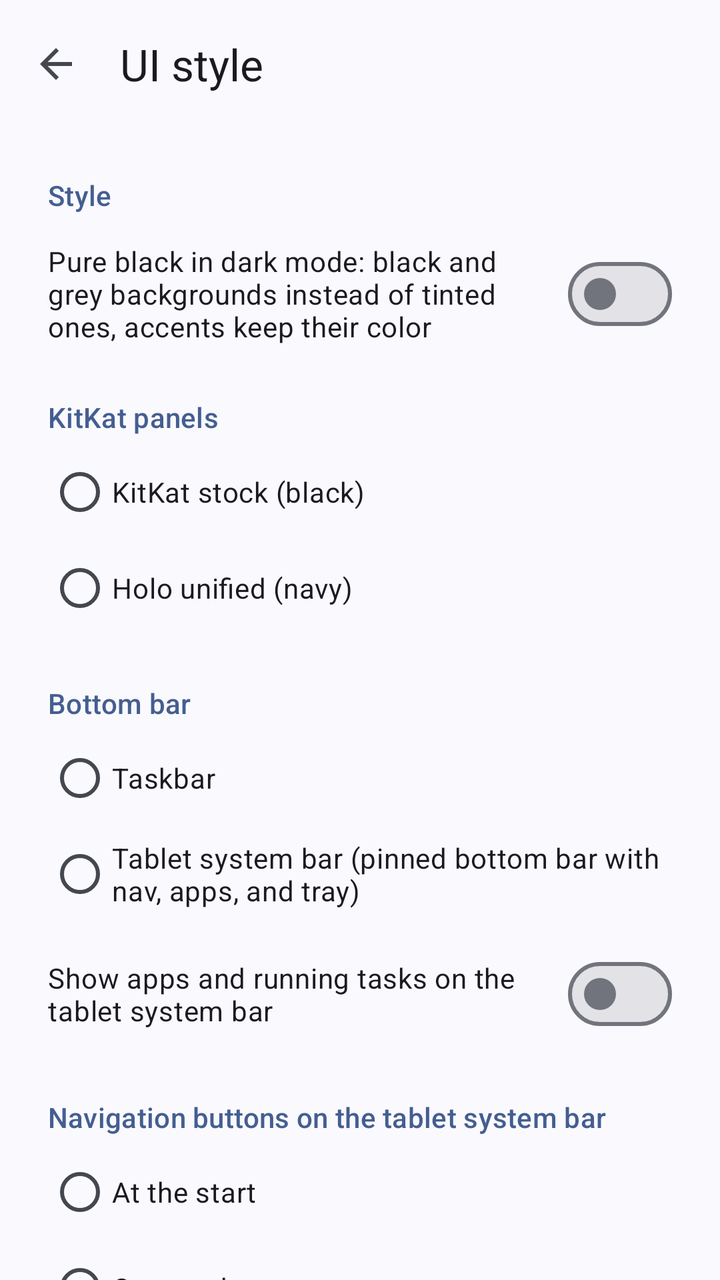
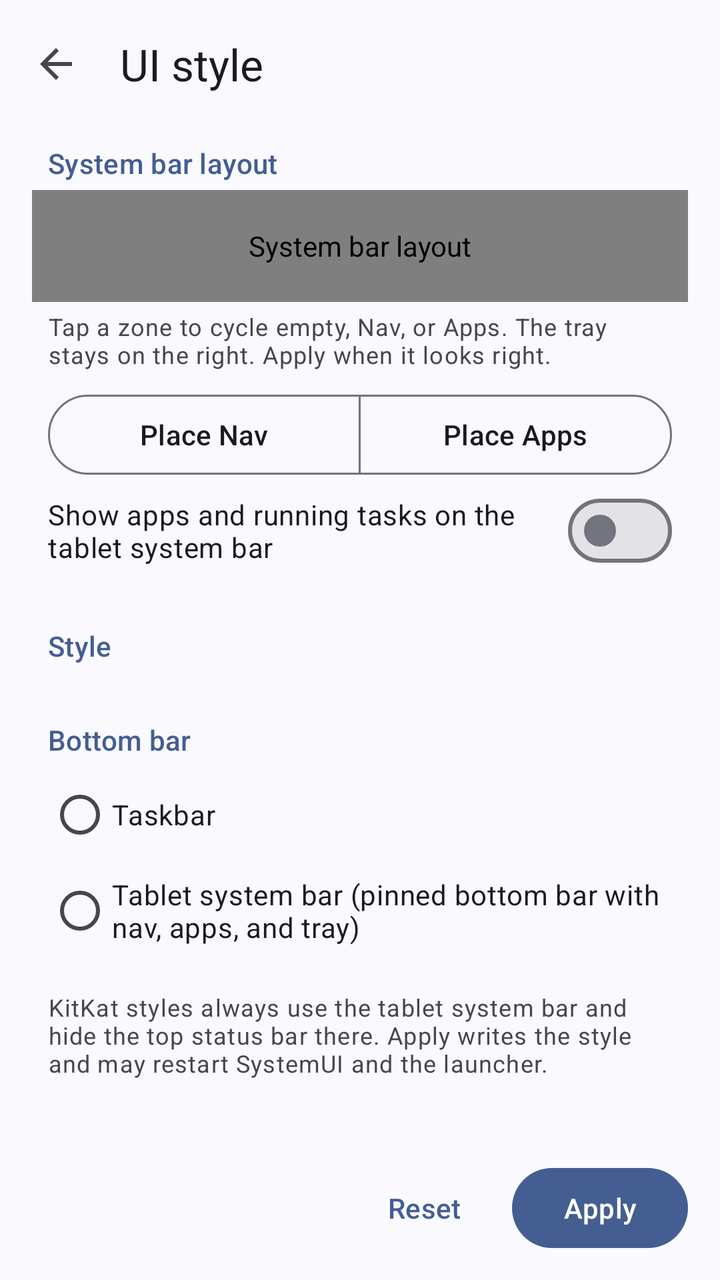

Compare the two renders of this Android layout. The source of the first and the diff that turns it into the second are given below.
<!-- AndroidManifest.xml: application theme Theme.RetroStyle -->
<!-- res/layout/activity_style.xml -->
<?xml version="1.0" encoding="utf-8"?>
<LinearLayout xmlns:android="http://schemas.android.com/apk/res/android"
    xmlns:app="http://schemas.android.com/apk/res-auto"
    android:layout_width="match_parent"
    android:layout_height="match_parent"
    android:fitsSystemWindows="true"
    android:orientation="vertical">

    <com.google.android.material.appbar.MaterialToolbar
        android:id="@+id/toolbar"
        android:layout_width="match_parent"
        android:layout_height="?attr/actionBarSize"
        app:navigationContentDescription="@string/navigate_up"
        app:navigationIcon="@drawable/ic_arrow_back"
        app:title="@string/app_name" />

    <androidx.core.widget.NestedScrollView
        android:layout_width="match_parent"
        android:layout_height="match_parent">

        <LinearLayout
            android:layout_width="match_parent"
            android:layout_height="wrap_content"
            android:orientation="vertical"
            android:paddingHorizontal="24dp"
            android:paddingBottom="24dp">

            <TextView
                style="@style/RetroStyle.Section"
                android:text="@string/section_style" />

            
            <RadioGroup
                android:id="@+id/style_group"
                android:layout_width="match_parent"
                android:layout_height="wrap_content" />

            
            <com.google.android.material.materialswitch.MaterialSwitch
                android:id="@+id/black_theme"
                android:layout_width="match_parent"
                android:layout_height="wrap_content"
                android:layout_marginTop="8dp"
                android:minHeight="56dp"
                android:text="@string/black_theme" />

            <TextView
                android:id="@+id/variant_section"
                style="@style/RetroStyle.Section"
                android:text="@string/section_variant" />

            <RadioGroup
                android:id="@+id/variant_group"
                android:layout_width="match_parent"
                android:layout_height="wrap_content">

                <com.google.android.material.radiobutton.MaterialRadioButton
                    android:id="@+id/variant_kitkat_stock"
                    style="@style/RetroStyle.Choice"
                    android:text="@string/variant_kitkat_stock" />

                <com.google.android.material.radiobutton.MaterialRadioButton
                    android:id="@+id/variant_holo_unified"
                    style="@style/RetroStyle.Choice"
                    android:text="@string/variant_holo_unified" />
            </RadioGroup>

            <TextView
                style="@style/RetroStyle.Section"
                android:text="@string/section_layout" />

            <RadioGroup
                android:id="@+id/layout_group"
                android:layout_width="match_parent"
                android:layout_height="wrap_content">

                <com.google.android.material.radiobutton.MaterialRadioButton
                    android:id="@+id/layout_stock"
                    style="@style/RetroStyle.Choice"
                    android:text="@string/layout_stock" />

                <com.google.android.material.radiobutton.MaterialRadioButton
                    android:id="@+id/layout_system_bar"
                    style="@style/RetroStyle.Choice"
                    android:text="@string/layout_system_bar" />
            </RadioGroup>

            <com.google.android.material.materialswitch.MaterialSwitch
                android:id="@+id/bar_apps"
                android:layout_width="match_parent"
                android:layout_height="wrap_content"
                android:layout_marginTop="8dp"
                android:minHeight="56dp"
                android:text="@string/bar_apps" />

            <TextView
                style="@style/RetroStyle.Section"
                android:text="@string/section_nav_gravity" />

            <RadioGroup
                android:id="@+id/nav_gravity_group"
                android:layout_width="match_parent"
                android:layout_height="wrap_content">

                <com.google.android.material.radiobutton.MaterialRadioButton
                    android:id="@+id/nav_gravity_start"
                    style="@style/RetroStyle.Choice"
                    android:text="@string/nav_gravity_start" />

                <com.google.android.material.radiobutton.MaterialRadioButton
                    android:id="@+id/nav_gravity_center"
                    style="@style/RetroStyle.Choice"
                    android:text="@string/nav_gravity_center" />

                <com.google.android.material.radiobutton.MaterialRadioButton
                    android:id="@+id/nav_gravity_end"
                    style="@style/RetroStyle.Choice"
                    android:text="@string/nav_gravity_end" />
            </RadioGroup>

            <TextView
                style="@style/RetroStyle.Section"
                android:text="@string/section_apps_gravity" />

            <RadioGroup
                android:id="@+id/apps_gravity_group"
                android:layout_width="match_parent"
                android:layout_height="wrap_content">

                <com.google.android.material.radiobutton.MaterialRadioButton
                    android:id="@+id/apps_gravity_start"
                    style="@style/RetroStyle.Choice"
                    android:text="@string/apps_gravity_start" />

                <com.google.android.material.radiobutton.MaterialRadioButton
                    android:id="@+id/apps_gravity_center"
                    style="@style/RetroStyle.Choice"
                    android:text="@string/apps_gravity_center" />

                <com.google.android.material.radiobutton.MaterialRadioButton
                    android:id="@+id/apps_gravity_end"
                    style="@style/RetroStyle.Choice"
                    android:text="@string/apps_gravity_end" />
            </RadioGroup>

            <TextView
                style="@style/RetroStyle.Section"
                android:text="@string/section_bar_background" />

            <RadioGroup
                android:id="@+id/bar_background_group"
                android:layout_width="match_parent"
                android:layout_height="wrap_content">

                <com.google.android.material.radiobutton.MaterialRadioButton
                    android:id="@+id/bar_background_stock"
                    style="@style/RetroStyle.Choice"
                    android:text="@string/bar_background_stock" />

                <com.google.android.material.radiobutton.MaterialRadioButton
                    android:id="@+id/bar_background_solid"
                    style="@style/RetroStyle.Choice"
                    android:text="@string/bar_background_solid" />

                <com.google.android.material.radiobutton.MaterialRadioButton
                    android:id="@+id/bar_background_gradient"
                    style="@style/RetroStyle.Choice"
                    android:text="@string/bar_background_gradient" />

                <com.google.android.material.radiobutton.MaterialRadioButton
                    android:id="@+id/bar_background_translucent"
                    style="@style/RetroStyle.Choice"
                    android:text="@string/bar_background_translucent" />

                <com.google.android.material.radiobutton.MaterialRadioButton
                    android:id="@+id/bar_background_transparent"
                    style="@style/RetroStyle.Choice"
                    android:text="@string/bar_background_transparent" />
            </RadioGroup>

            <TextView
                style="@style/RetroStyle.Section"
                android:text="@string/section_bar_buttons" />

            <com.google.android.material.materialswitch.MaterialSwitch
                android:id="@+id/bar_button_vol_down"
                style="@style/RetroStyle.Switch"
                android:text="@string/bar_button_vol_down" />

            <com.google.android.material.materialswitch.MaterialSwitch
                android:id="@+id/bar_button_vol_up"
                style="@style/RetroStyle.Switch"
                android:text="@string/bar_button_vol_up" />

            <com.google.android.material.materialswitch.MaterialSwitch
                android:id="@+id/bar_button_screenshot"
                style="@style/RetroStyle.Switch"
                android:text="@string/bar_button_screenshot" />

            <com.google.android.material.materialswitch.MaterialSwitch
                android:id="@+id/bar_button_power"
                style="@style/RetroStyle.Switch"
                android:text="@string/bar_button_power" />

            <TextView
                style="@style/RetroStyle.Section"
                android:text="@string/section_anchor" />

            <RadioGroup
                android:id="@+id/anchor_group"
                android:layout_width="match_parent"
                android:layout_height="wrap_content">

                <com.google.android.material.radiobutton.MaterialRadioButton
                    android:id="@+id/anchor_top_end"
                    style="@style/RetroStyle.Choice"
                    android:text="@string/anchor_top_end" />

                <com.google.android.material.radiobutton.MaterialRadioButton
                    android:id="@+id/anchor_bottom_end"
                    style="@style/RetroStyle.Choice"
                    android:text="@string/anchor_bottom_end" />
            </RadioGroup>

            <com.google.android.material.materialswitch.MaterialSwitch
                android:id="@+id/hide_status_bar"
                android:layout_width="match_parent"
                android:layout_height="wrap_content"
                android:layout_marginTop="16dp"
                android:minHeight="56dp"
                android:text="@string/hide_status_bar" />

            <TextView
                android:layout_width="match_parent"
                android:layout_height="wrap_content"
                android:layout_marginTop="8dp"
                android:text="@string/footer"
                android:textAppearance="?attr/textAppearanceBodySmall" />
        </LinearLayout>
    </androidx.core.widget.NestedScrollView>
</LinearLayout>
<!-- resources referenced by this layout -->
<resources>
  <string name="anchor_bottom_end">From the tray, bottom right</string>
  <string name="anchor_top_end">From the top right</string>
  <string name="app_name">UI style</string>
  <string name="apps_gravity_center">Centered</string>
  <string name="apps_gravity_end">Before the tray</string>
  <string name="apps_gravity_start">After the buttons</string>
  <string name="bar_apps">Show apps and running tasks on the tablet system bar</string>
  <string name="bar_background_gradient">Shadow gradient (Android 4.x)</string>
  <string name="bar_background_solid">Solid</string>
  <string name="bar_background_stock">Stock (as the launcher draws it)</string>
  <string name="bar_background_translucent">Semi-transparent</string>
  <string name="bar_background_transparent">Transparent</string>
  <string name="bar_button_power">Sleep (hold for the power menu)</string>
  <string name="bar_button_screenshot">Screenshot</string>
  <string name="bar_button_vol_down">Volume down</string>
  <string name="bar_button_vol_up">Volume up</string>
  <string name="black_theme">Pure black in dark mode: black and grey backgrounds instead of tinted ones, accents keep their color</string>
  <string name="footer">Styles with the KitKat panels always hide the top status bar on the tablet system bar. Some styles also switch dark mode on or off; styles that leave it alone, like Material You, give you back your own setting. Changes apply right away; open apps restyle when they restart.</string>
  <string name="hide_status_bar">Hide the top status bar on the tablet system bar</string>
  <string name="layout_stock">Taskbar</string>
  <string name="layout_system_bar">Tablet system bar (pinned bottom bar with nav, apps, and tray)</string>
  <string name="nav_gravity_center">Centered</string>
  <string name="nav_gravity_end">Before the tray</string>
  <string name="nav_gravity_start">At the start</string>
  <string name="navigate_up">Navigate up</string>
  <string name="section_anchor">Notifications and Quick Settings open</string>
  <string name="section_apps_gravity">Apps on the tablet system bar</string>
  <string name="section_bar_background">Tablet system bar background on the home screen</string>
  <string name="section_bar_buttons">Extra buttons on the tablet system bar</string>
  <string name="section_layout">Bottom bar</string>
  <string name="section_nav_gravity">Navigation buttons on the tablet system bar</string>
  <string name="section_style">Style</string>
  <string name="section_variant">KitKat panels</string>
  <string name="variant_holo_unified">Holo unified (navy)</string>
  <string name="variant_kitkat_stock">KitKat stock (black)</string>
  <style name="RetroStyle.Choice" parent="">
          <item name="android:layout_width">match_parent</item>
          <item name="android:layout_height">wrap_content</item>
          <item name="android:minHeight">48dp</item>
      </style>
  <style name="RetroStyle.Section" parent="">
          <item name="android:layout_width">match_parent</item>
          <item name="android:layout_height">wrap_content</item>
          <item name="android:layout_marginTop">24dp</item>
          <item name="android:layout_marginBottom">4dp</item>
          <item name="android:textAppearance">?attr/textAppearanceTitleSmall</item>
          <item name="android:textColor">?attr/colorPrimary</item>
      </style>
  <style name="RetroStyle.Switch" parent="">
          <item name="android:layout_width">match_parent</item>
          <item name="android:layout_height">wrap_content</item>
          <item name="android:minHeight">48dp</item>
      </style>
  <style name="Theme.RetroStyle" parent="Theme.Material3.DynamicColors.DayNight.NoActionBar" />
  <!-- unchanged entries left out for length: 1 -->
</resources>

<!-- the commit's change to res/layout/activity_style.xml (unified diff, before → after) -->
@@ -14,9 +14,74 @@
         app:navigationIcon="@drawable/ic_arrow_back"
         app:title="@string/app_name" />
 
+    <TextView
+        style="@style/RetroStyle.Section"
+        android:layout_marginHorizontal="24dp"
+        android:layout_marginTop="8dp"
+        android:text="@string/section_preview" />
+
+    <org.retro.style.SystemBarPreviewView
+        android:id="@+id/system_bar_preview"
+        android:layout_width="match_parent"
+        android:layout_height="56dp"
+        android:layout_marginHorizontal="16dp"
+        android:contentDescription="@string/section_preview" />
+
+    <TextView
+        android:layout_width="match_parent"
+        android:layout_height="wrap_content"
+        android:layout_marginHorizontal="24dp"
+        android:layout_marginTop="4dp"
+        android:text="@string/preview_hint"
+        android:textAppearance="?attr/textAppearanceBodySmall" />
+
+    <LinearLayout
+        android:id="@+id/preview_tools"
+        android:layout_width="match_parent"
+        android:layout_height="wrap_content"
+        android:layout_marginHorizontal="24dp"
+        android:layout_marginTop="8dp"
+        android:gravity="center_vertical"
+        android:orientation="horizontal">
+
+        <com.google.android.material.button.MaterialButtonToggleGroup
+            android:id="@+id/tool_group"
+            android:layout_width="0dp"
+            android:layout_height="wrap_content"
+            android:layout_weight="1"
+            app:selectionRequired="true"
+            app:singleSelection="true">
+
+            <com.google.android.material.button.MaterialButton
+                android:id="@+id/tool_nav"
+                style="@style/Widget.Material3.Button.OutlinedButton"
+                android:layout_width="0dp"
+                android:layout_height="wrap_content"
+                android:layout_weight="1"
+                android:text="@string/tool_nav" />
+
+            <com.google.android.material.button.MaterialButton
+                android:id="@+id/tool_apps"
+                style="@style/Widget.Material3.Button.OutlinedButton"
+                android:layout_width="0dp"
+                android:layout_height="wrap_content"
+                android:layout_weight="1"
+                android:text="@string/tool_apps" />
+        </com.google.android.material.button.MaterialButtonToggleGroup>
+    </LinearLayout>
+
+    <com.google.android.material.materialswitch.MaterialSwitch
+        android:id="@+id/bar_apps"
+        android:layout_width="match_parent"
+        android:layout_height="wrap_content"
+        android:layout_marginHorizontal="24dp"
+        android:minHeight="48dp"
+        android:text="@string/bar_apps" />
+
     <androidx.core.widget.NestedScrollView
         android:layout_width="match_parent"
-        android:layout_height="match_parent">
+        android:layout_height="0dp"
+        android:layout_weight="1">
 
         <LinearLayout
             android:layout_width="match_parent"
@@ -29,41 +94,10 @@
                 style="@style/RetroStyle.Section"
                 android:text="@string/section_style" />
 
-            
             <RadioGroup
                 android:id="@+id/style_group"
                 android:layout_width="match_parent"
                 android:layout_height="wrap_content" />
-
-            
-            <com.google.android.material.materialswitch.MaterialSwitch
-                android:id="@+id/black_theme"
-                android:layout_width="match_parent"
-                android:layout_height="wrap_content"
-                android:layout_marginTop="8dp"
-                android:minHeight="56dp"
-                android:text="@string/black_theme" />
-
-            <TextView
-                android:id="@+id/variant_section"
-                style="@style/RetroStyle.Section"
-                android:text="@string/section_variant" />
-
-            <RadioGroup
-                android:id="@+id/variant_group"
-                android:layout_width="match_parent"
-                android:layout_height="wrap_content">
-
-                <com.google.android.material.radiobutton.MaterialRadioButton
-                    android:id="@+id/variant_kitkat_stock"
-                    style="@style/RetroStyle.Choice"
-                    android:text="@string/variant_kitkat_stock" />
-
-                <com.google.android.material.radiobutton.MaterialRadioButton
-                    android:id="@+id/variant_holo_unified"
-                    style="@style/RetroStyle.Choice"
-                    android:text="@string/variant_holo_unified" />
-            </RadioGroup>
 
             <TextView
                 style="@style/RetroStyle.Section"
@@ -85,157 +119,34 @@
                     android:text="@string/layout_system_bar" />
             </RadioGroup>
 
-            <com.google.android.material.materialswitch.MaterialSwitch
-                android:id="@+id/bar_apps"
-                android:layout_width="match_parent"
-                android:layout_height="wrap_content"
-                android:layout_marginTop="8dp"
-                android:minHeight="56dp"
-                android:text="@string/bar_apps" />
-
             <TextView
-                style="@style/RetroStyle.Section"
-                android:text="@string/section_nav_gravity" />
-
-            <RadioGroup
-                android:id="@+id/nav_gravity_group"
-                android:layout_width="match_parent"
-                android:layout_height="wrap_content">
-
-                <com.google.android.material.radiobutton.MaterialRadioButton
-                    android:id="@+id/nav_gravity_start"
-                    style="@style/RetroStyle.Choice"
-                    android:text="@string/nav_gravity_start" />
-
-                <com.google.android.material.radiobutton.MaterialRadioButton
-                    android:id="@+id/nav_gravity_center"
-                    style="@style/RetroStyle.Choice"
-                    android:text="@string/nav_gravity_center" />
-
-                <com.google.android.material.radiobutton.MaterialRadioButton
-                    android:id="@+id/nav_gravity_end"
-                    style="@style/RetroStyle.Choice"
-                    android:text="@string/nav_gravity_end" />
-            </RadioGroup>
-
-            <TextView
-                style="@style/RetroStyle.Section"
-                android:text="@string/section_apps_gravity" />
-
-            <RadioGroup
-                android:id="@+id/apps_gravity_group"
-                android:layout_width="match_parent"
-                android:layout_height="wrap_content">
-
-                <com.google.android.material.radiobutton.MaterialRadioButton
-                    android:id="@+id/apps_gravity_start"
-                    style="@style/RetroStyle.Choice"
-                    android:text="@string/apps_gravity_start" />
-
-                <com.google.android.material.radiobutton.MaterialRadioButton
-                    android:id="@+id/apps_gravity_center"
-                    style="@style/RetroStyle.Choice"
-                    android:text="@string/apps_gravity_center" />
-
-                <com.google.android.material.radiobutton.MaterialRadioButton
-                    android:id="@+id/apps_gravity_end"
-                    style="@style/RetroStyle.Choice"
-                    android:text="@string/apps_gravity_end" />
-            </RadioGroup>
-
-            <TextView
-                style="@style/RetroStyle.Section"
-                android:text="@string/section_bar_background" />
-
-            <RadioGroup
-                android:id="@+id/bar_background_group"
-                android:layout_width="match_parent"
-                android:layout_height="wrap_content">
-
-                <com.google.android.material.radiobutton.MaterialRadioButton
-                    android:id="@+id/bar_background_stock"
-                    style="@style/RetroStyle.Choice"
-                    android:text="@string/bar_background_stock" />
-
-                <com.google.android.material.radiobutton.MaterialRadioButton
-                    android:id="@+id/bar_background_solid"
-                    style="@style/RetroStyle.Choice"
-                    android:text="@string/bar_background_solid" />
-
-                <com.google.android.material.radiobutton.MaterialRadioButton
-                    android:id="@+id/bar_background_gradient"
-                    style="@style/RetroStyle.Choice"
-                    android:text="@string/bar_background_gradient" />
-
-                <com.google.android.material.radiobutton.MaterialRadioButton
-                    android:id="@+id/bar_background_translucent"
-                    style="@style/RetroStyle.Choice"
-                    android:text="@string/bar_background_translucent" />
-
-                <com.google.android.material.radiobutton.MaterialRadioButton
-                    android:id="@+id/bar_background_transparent"
-                    style="@style/RetroStyle.Choice"
-                    android:text="@string/bar_background_transparent" />
-            </RadioGroup>
-
-            <TextView
-                style="@style/RetroStyle.Section"
-                android:text="@string/section_bar_buttons" />
-
-            <com.google.android.material.materialswitch.MaterialSwitch
-                android:id="@+id/bar_button_vol_down"
-                style="@style/RetroStyle.Switch"
-                android:text="@string/bar_button_vol_down" />
-
-            <com.google.android.material.materialswitch.MaterialSwitch
-                android:id="@+id/bar_button_vol_up"
-                style="@style/RetroStyle.Switch"
-                android:text="@string/bar_button_vol_up" />
-
-            <com.google.android.material.materialswitch.MaterialSwitch
-                android:id="@+id/bar_button_screenshot"
-                style="@style/RetroStyle.Switch"
-                android:text="@string/bar_button_screenshot" />
-
-            <com.google.android.material.materialswitch.MaterialSwitch
-                android:id="@+id/bar_button_power"
-                style="@style/RetroStyle.Switch"
-                android:text="@string/bar_button_power" />
-
-            <TextView
-                style="@style/RetroStyle.Section"
-                android:text="@string/section_anchor" />
-
-            <RadioGroup
-                android:id="@+id/anchor_group"
-                android:layout_width="match_parent"
-                android:layout_height="wrap_content">
-
-                <com.google.android.material.radiobutton.MaterialRadioButton
-                    android:id="@+id/anchor_top_end"
-                    style="@style/RetroStyle.Choice"
-                    android:text="@string/anchor_top_end" />
-
-                <com.google.android.material.radiobutton.MaterialRadioButton
-                    android:id="@+id/anchor_bottom_end"
-                    style="@style/RetroStyle.Choice"
-                    android:text="@string/anchor_bottom_end" />
-            </RadioGroup>
-
-            <com.google.android.material.materialswitch.MaterialSwitch
-                android:id="@+id/hide_status_bar"
                 android:layout_width="match_parent"
                 android:layout_height="wrap_content"
                 android:layout_marginTop="16dp"
-                android:minHeight="56dp"
-                android:text="@string/hide_status_bar" />
-
-            <TextView
-                android:layout_width="match_parent"
-                android:layout_height="wrap_content"
-                android:layout_marginTop="8dp"
                 android:text="@string/footer"
                 android:textAppearance="?attr/textAppearanceBodySmall" />
         </LinearLayout>
     </androidx.core.widget.NestedScrollView>
+
+    <LinearLayout
+        android:layout_width="match_parent"
+        android:layout_height="wrap_content"
+        android:gravity="end"
+        android:orientation="horizontal"
+        android:paddingHorizontal="16dp"
+        android:paddingVertical="12dp">
+
+        <com.google.android.material.button.MaterialButton
+            android:id="@+id/reset"
+            style="@style/Widget.Material3.Button.TextButton"
+            android:layout_width="wrap_content"
+            android:layout_height="wrap_content"
+            android:text="@string/reset" />
+
+        <com.google.android.material.button.MaterialButton
+            android:id="@+id/apply"
+            android:layout_width="wrap_content"
+            android:layout_height="wrap_content"
+            android:text="@string/apply" />
+    </LinearLayout>
 </LinearLayout>
<!-- resource entries referenced after the edit -->
@@ -1,40 +1,19 @@
 <!-- resources referenced by this layout -->
 <resources>
-  <string name="anchor_bottom_end">From the tray, bottom right</string>
-  <string name="anchor_top_end">From the top right</string>
   <string name="app_name">UI style</string>
-  <string name="apps_gravity_center">Centered</string>
-  <string name="apps_gravity_end">Before the tray</string>
-  <string name="apps_gravity_start">After the buttons</string>
+  <string name="apply">Apply</string>
   <string name="bar_apps">Show apps and running tasks on the tablet system bar</string>
-  <string name="bar_background_gradient">Shadow gradient (Android 4.x)</string>
-  <string name="bar_background_solid">Solid</string>
-  <string name="bar_background_stock">Stock (as the launcher draws it)</string>
-  <string name="bar_background_translucent">Semi-transparent</string>
-  <string name="bar_background_transparent">Transparent</string>
-  <string name="bar_button_power">Sleep (hold for the power menu)</string>
-  <string name="bar_button_screenshot">Screenshot</string>
-  <string name="bar_button_vol_down">Volume down</string>
-  <string name="bar_button_vol_up">Volume up</string>
-  <string name="black_theme">Pure black in dark mode: black and grey backgrounds instead of tinted ones, accents keep their color</string>
-  <string name="footer">Styles with the KitKat panels always hide the top status bar on the tablet system bar. Some styles also switch dark mode on or off; styles that leave it alone, like Material You, give you back your own setting. Changes apply right away; open apps restyle when they restart.</string>
-  <string name="hide_status_bar">Hide the top status bar on the tablet system bar</string>
+  <string name="footer">KitKat styles always use the tablet system bar and hide the top status bar there. Apply writes the style and may restart SystemUI and the launcher.</string>
   <string name="layout_stock">Taskbar</string>
   <string name="layout_system_bar">Tablet system bar (pinned bottom bar with nav, apps, and tray)</string>
-  <string name="nav_gravity_center">Centered</string>
-  <string name="nav_gravity_end">Before the tray</string>
-  <string name="nav_gravity_start">At the start</string>
   <string name="navigate_up">Navigate up</string>
-  <string name="section_anchor">Notifications and Quick Settings open</string>
-  <string name="section_apps_gravity">Apps on the tablet system bar</string>
-  <string name="section_bar_background">Tablet system bar background on the home screen</string>
-  <string name="section_bar_buttons">Extra buttons on the tablet system bar</string>
+  <string name="preview_hint">Tap a zone to cycle empty, Nav, or Apps. The tray stays on the right. Apply when it looks right.</string>
+  <string name="reset">Reset</string>
   <string name="section_layout">Bottom bar</string>
-  <string name="section_nav_gravity">Navigation buttons on the tablet system bar</string>
+  <string name="section_preview">System bar layout</string>
   <string name="section_style">Style</string>
-  <string name="section_variant">KitKat panels</string>
-  <string name="variant_holo_unified">Holo unified (navy)</string>
-  <string name="variant_kitkat_stock">KitKat stock (black)</string>
+  <string name="tool_apps">Place Apps</string>
+  <string name="tool_nav">Place Nav</string>
   <style name="RetroStyle.Choice" parent="">
           <item name="android:layout_width">match_parent</item>
           <item name="android:layout_height">wrap_content</item>
@@ -48,11 +27,6 @@
           <item name="android:textAppearance">?attr/textAppearanceTitleSmall</item>
           <item name="android:textColor">?attr/colorPrimary</item>
       </style>
-  <style name="RetroStyle.Switch" parent="">
-          <item name="android:layout_width">match_parent</item>
-          <item name="android:layout_height">wrap_content</item>
-          <item name="android:minHeight">48dp</item>
-      </style>
   <style name="Theme.RetroStyle" parent="Theme.Material3.DynamicColors.DayNight.NoActionBar" />
   <!-- unchanged entries left out for length: 1 -->
 </resources>
